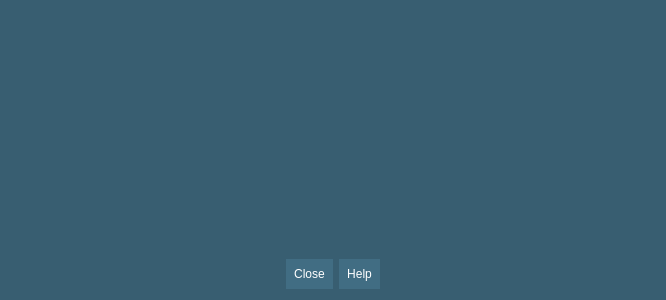
This is src/Gui/AboutDialog/AboutDialog.ui in STORM-IRIT/Radium-Engine as Qt 5 draws it before an edit. The edited form follows.
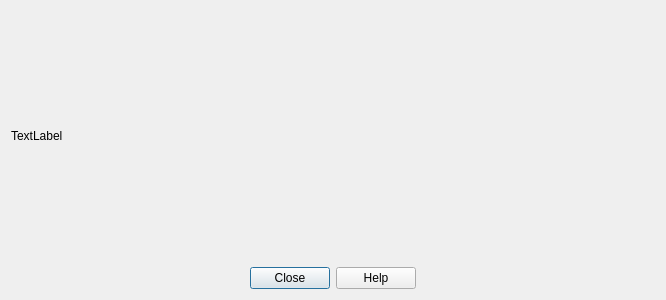
This is the edited form.

Commit message: [gui] Simplify (no style + simple label) about dialog

```diff
--- a/src/Gui/AboutDialog/AboutDialog.ui
+++ b/src/Gui/AboutDialog/AboutDialog.ui
@@ -23,49 +23,16 @@
    <string>Dialog</string>
   </property>
   <property name="styleSheet">
-   <string notr="true">background:#385e71; color:white</string>
+   <string notr="true"/>
   </property>
   <layout class="QVBoxLayout" name="verticalLayout">
    <property name="sizeConstraint">
     <enum>QLayout::SetNoConstraint</enum>
    </property>
    <item>
-    <widget class="QTextBrowser" name="radiumText">
-     <property name="enabled">
-      <bool>true</bool>
-     </property>
-     <property name="sizePolicy">
-      <sizepolicy hsizetype="Minimum" vsizetype="Minimum">
-       <horstretch>0</horstretch>
-       <verstretch>0</verstretch>
-      </sizepolicy>
-     </property>
-     <property name="acceptDrops">
-      <bool>false</bool>
-     </property>
-     <property name="autoFillBackground">
-      <bool>true</bool>
-     </property>
-     <property name="locale">
-      <locale language="English" country="UnitedStates"/>
-     </property>
-     <property name="inputMethodHints">
-      <set>Qt::ImhNone</set>
-     </property>
-     <property name="frameShape">
-      <enum>QFrame::NoFrame</enum>
-     </property>
-     <property name="lineWidth">
-      <number>0</number>
-     </property>
-     <property name="verticalScrollBarPolicy">
-      <enum>Qt::ScrollBarAlwaysOff</enum>
-     </property>
-     <property name="horizontalScrollBarPolicy">
-      <enum>Qt::ScrollBarAlwaysOff</enum>
-     </property>
-     <property name="sizeAdjustPolicy">
-      <enum>QAbstractScrollArea::AdjustToContents</enum>
+    <widget class="QLabel" name="radiumText">
+     <property name="text">
+      <string>TextLabel</string>
      </property>
      <property name="openExternalLinks">
       <bool>true</bool>
@@ -78,7 +45,7 @@
       <string/>
      </property>
      <property name="styleSheet">
-      <string notr="true">border: none; background:#416d83; padding:8px</string>
+      <string notr="true"/>
      </property>
      <property name="locale">
       <locale language="English" country="UnitedStates"/>
```
Left out of the diff: 1 changed line with no effect on the pictures. The commit also changes 3 other files.
